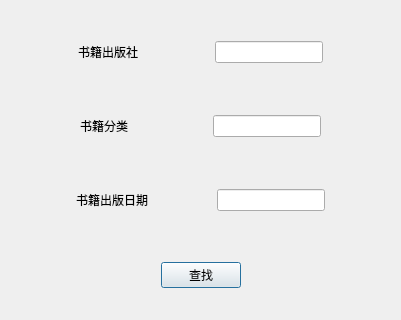
This is demo/Final2.0/searchbook.ui in Echo-b/CNU-Library-MIS as Qt 5 draws it before an edit; both pictures show x 0 to 401 and y 291 to 611 of the 401 by 611 pixel window. The edited form follows.
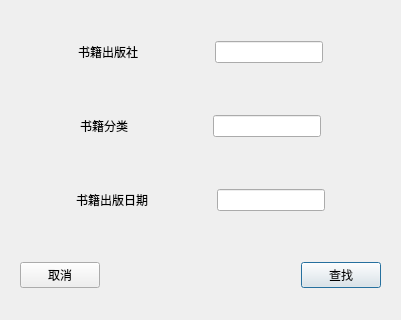
This is the edited form.

```diff
--- a/demo/Final2.0/searchbook.ui
+++ b/demo/Final2.0/searchbook.ui
@@ -391,38 +391,32 @@
    <item row="7" column="0" colspan="2">
     <widget class="QWidget" name="widget_5" native="true">
      <layout class="QGridLayout" name="gridLayout_5">
-      <item row="0" column="0">
-       <spacer name="horizontalSpacer_5">
-        <property name="orientation">
-         <enum>Qt::Horizontal</enum>
-        </property>
-        <property name="sizeHint" stdset="0">
-         <size>
-          <width>40</width>
-          <height>20</height>
-         </size>
-        </property>
-       </spacer>
-      </item>
       <item row="0" column="1">
+       <spacer name="horizontalSpacer_5">
+        <property name="orientation">
+         <enum>Qt::Horizontal</enum>
+        </property>
+        <property name="sizeHint" stdset="0">
+         <size>
+          <width>40</width>
+          <height>20</height>
+         </size>
+        </property>
+       </spacer>
+      </item>
+      <item row="0" column="2">
        <widget class="QPushButton" name="pushButton">
         <property name="text">
          <string>查找</string>
         </property>
        </widget>
       </item>
-      <item row="0" column="2">
-       <spacer name="horizontalSpacer_6">
-        <property name="orientation">
-         <enum>Qt::Horizontal</enum>
+      <item row="0" column="0">
+       <widget class="QPushButton" name="pushButton_2">
+        <property name="text">
+         <string>取消</string>
         </property>
-        <property name="sizeHint" stdset="0">
-         <size>
-          <width>40</width>
-          <height>20</height>
-         </size>
-        </property>
-       </spacer>
+       </widget>
       </item>
      </layout>
     </widget>
```
